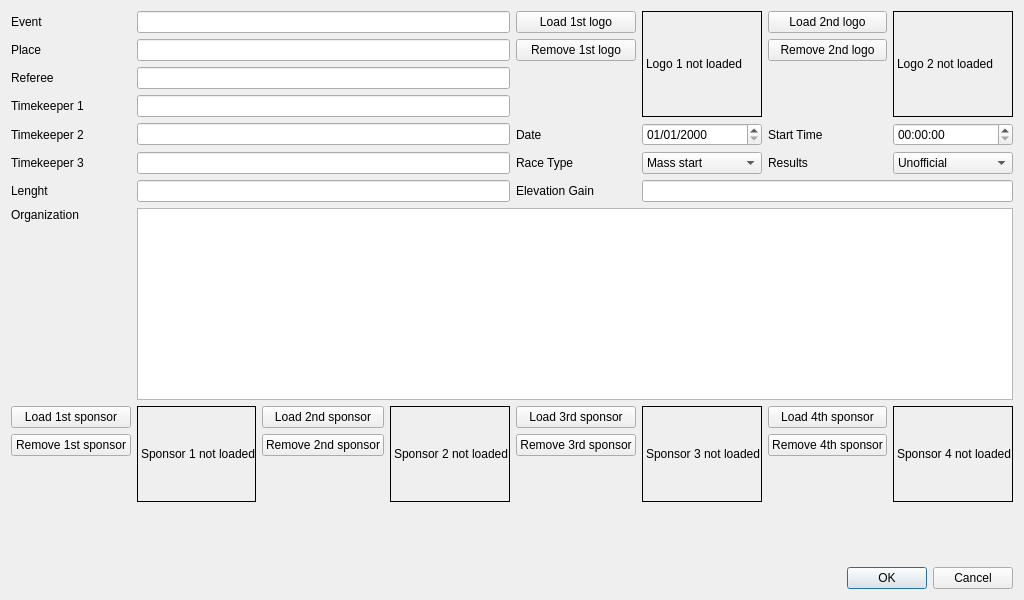
First picture: the form in chronoracedata.ui, repository flinco/LBChronoRace, before the edit.
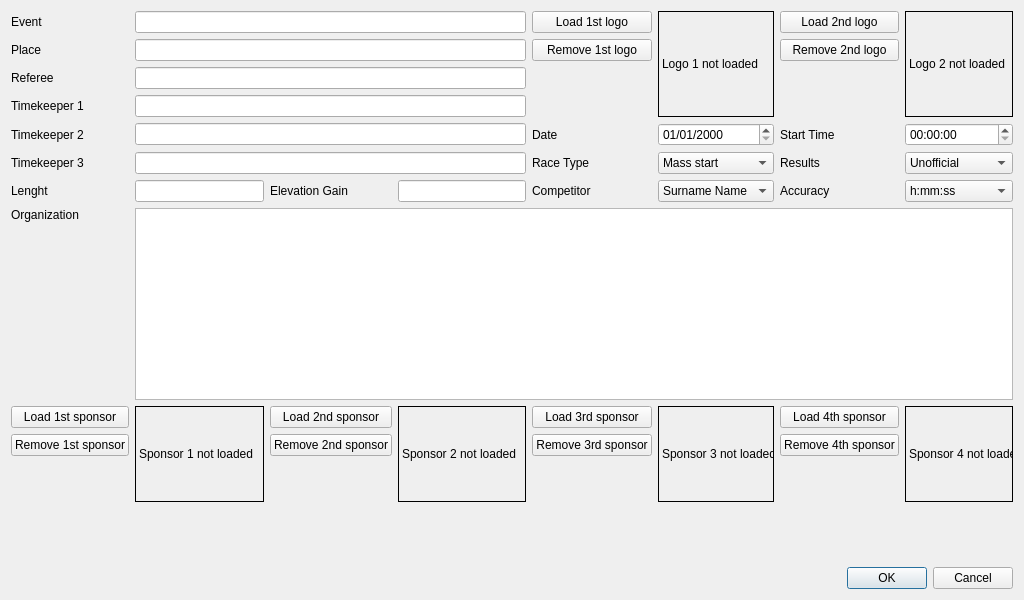
Second picture: the form after the edit. Icons and pictures are not drawn.

Commit message:
The competitor's first and last name are now separate details
The order in which these details are used is configurable in the Race
Data interface.

The edit to the form file:
```diff
--- a/chronoracedata.ui
+++ b/chronoracedata.ui
@@ -538,7 +538,7 @@
      </property>
     </widget>
    </item>
-   <item row="6" column="4">
+   <item row="6" column="2">
     <widget class="QLabel" name="labelElevationGain">
      <property name="text">
       <string>Elevation Gain</string>
@@ -559,6 +559,77 @@
      </property>
     </widget>
    </item>
+   <item row="6" column="4">
+    <widget class="QLabel" name="labelNameComposition">
+     <property name="text">
+      <string>Competitor</string>
+     </property>
+    </widget>
+   </item>
+   <item row="6" column="5">
+    <widget class="QComboBox" name="nameComposition">
+     <property name="toolTip">
+      <string>How the name of the competitor is built</string>
+     </property>
+     <item>
+      <property name="text">
+       <string>Surname Name</string>
+      </property>
+     </item>
+     <item>
+      <property name="text">
+       <string>Name Surname</string>
+      </property>
+     </item>
+     <item>
+      <property name="text">
+       <string>Surname (only)</string>
+      </property>
+     </item>
+     <item>
+      <property name="text">
+       <string>Name (only)</string>
+      </property>
+     </item>
+    </widget>
+   </item>
+   <item row="6" column="6">
+    <widget class="QLabel" name="labelAccuracy">
+     <property name="text">
+      <string>Accuracy</string>
+     </property>
+    </widget>
+   </item>
+   <item row="6" column="7">
+    <widget class="QComboBox" name="accuracy">
+     <property name="toolTip">
+      <string>How much accurate the timings will be</string>
+     </property>
+     <property name="currentText">
+      <string notr="true">h:mm:ss</string>
+     </property>
+     <item>
+      <property name="text">
+       <string notr="true">h:mm:ss</string>
+      </property>
+     </item>
+     <item>
+      <property name="text">
+       <string notr="true">h:mm:ss.d</string>
+      </property>
+     </item>
+     <item>
+      <property name="text">
+       <string notr="true">h:mm:ss.cc</string>
+      </property>
+     </item>
+     <item>
+      <property name="text">
+       <string notr="true">h:mm:ss.mmm</string>
+      </property>
+     </item>
+    </widget>
+   </item>
    <item row="7" column="1" colspan="7">
     <widget class="QPlainTextEdit" name="organization">
      <property name="toolTip">
@@ -566,14 +637,14 @@
      </property>
     </widget>
    </item>
-   <item row="6" column="1" colspan="3">
+   <item row="6" column="1">
     <widget class="QLineEdit" name="length">
      <property name="toolTip">
       <string>The length of the race (optional)</string>
      </property>
     </widget>
    </item>
-   <item row="6" column="5" colspan="3">
+   <item row="6" column="3">
     <widget class="QLineEdit" name="elevationGain">
      <property name="toolTip">
       <string>The elevation gain of the race course (optional)</string>
```
Left out of the diff: 24 changed lines with no effect on the pictures. The commit also changes 22 other files.
